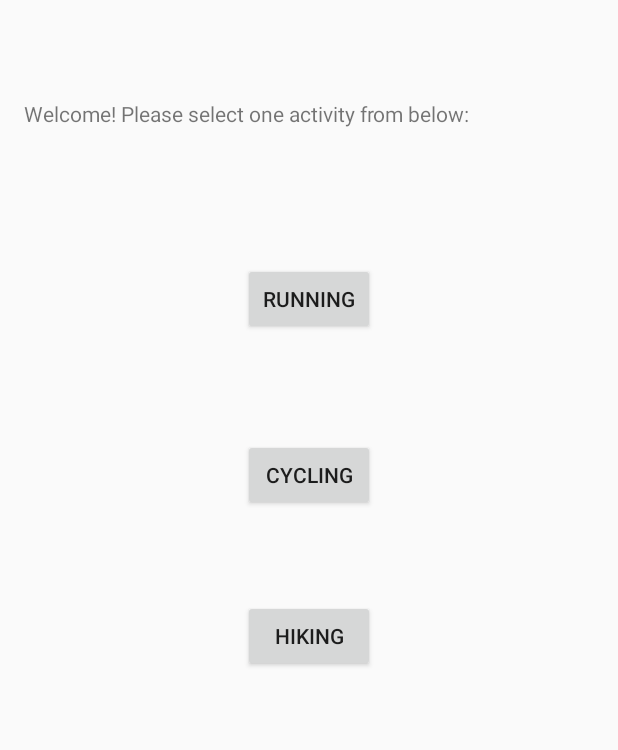
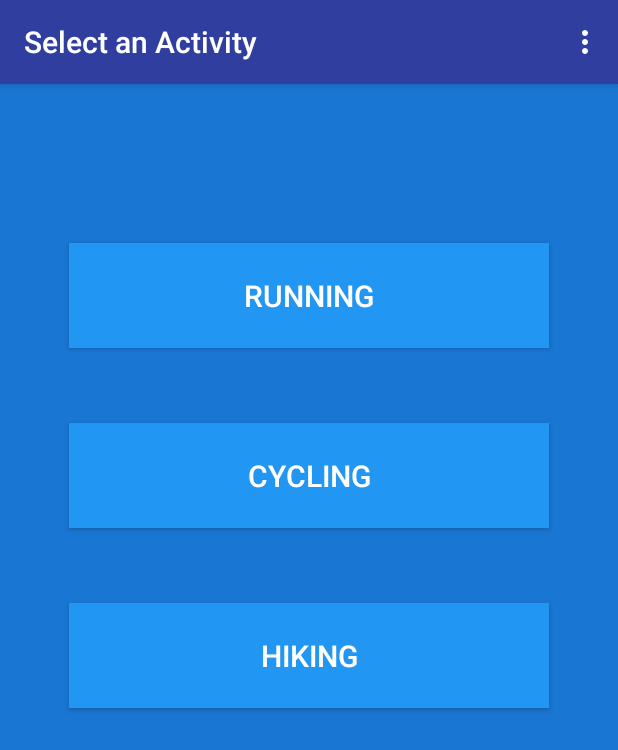
Before and after one commit to Yifei-Li/FitChallenge, an Android app: the ActivitySelection screen opened directly, with no data from a screen before it, on a phone screen of 412 x 824 dp. Shown: the top 750 px of the screen. Run offline under Robolectric (Android 15) with nearby library versions, the phone set to English and light mode, and no system bars.

Commit message:
Challenging almost works

```diff
--- a/app/src/main/AndroidManifest.xml
+++ b/app/src/main/AndroidManifest.xml
@@ -32,7 +32,8 @@
         </activity>
         <activity
             android:name=".ActivitySelection"
-            android:label="@string/title_activity_activity_selection" >
+            android:label="@string/title_activity_activity_selection"
+            android:theme="@style/CustomBlueActionBarTheme">
         </activity>
         <activity
             android:name=".SetUpActivity"
@@ -49,7 +50,7 @@
         </activity>
         <activity
             android:name=".Connecting"
-            android:label="@string/title_activity_connecting" >
+            android:label="@string/title_activity_connecting">
         </activity>
     </application>
 
--- a/app/src/main/res/layout/activity_activity_selection.xml
+++ b/app/src/main/res/layout/activity_activity_selection.xml
@@ -4,40 +4,44 @@
     android:paddingRight="@dimen/activity_horizontal_margin"
     android:paddingTop="@dimen/activity_vertical_margin"
     android:paddingBottom="@dimen/activity_vertical_margin"
-    tools:context="ca.davidvuong.fitchallenge.ActivitySelection">
-
-    <TextView android:text="@string/activity_selection" android:layout_width="wrap_content"
-        android:layout_marginTop="50dp"
-        android:layout_height="wrap_content"
-        android:id="@+id/textView" />
+    tools:context="ca.davidvuong.fitchallenge.ActivitySelection"
+    android:background = "#1976D2">
 
     <Button
-        android:layout_width="wrap_content"
-        android:layout_height="wrap_content"
+        android:layout_width="320dp"
+        android:layout_height="70dp"
         android:text="Running"
         android:id="@+id/button"
         android:layout_marginTop="90dp"
-        android:layout_below="@+id/textView"
         android:onClick="doRun"
-        android:layout_centerHorizontal="true" />
+        android:layout_centerHorizontal="true"
+        android:background="#2196F3"
+        android:textSize="20dp"
+        android:textColor="#FFFFFF" />
 
     <Button
-        android:layout_width="wrap_content"
-        android:layout_height="wrap_content"
+        android:layout_width="320dp"
+        android:layout_height="70dp"
         android:text="Cycling"
         android:id="@+id/button2"
         android:layout_below="@+id/button"
         android:layout_alignStart="@+id/button"
         android:onClick="startComp"
-        android:layout_marginTop="69dp" />
+        android:layout_marginTop="50dp"
+        android:background="#2196F3"
+        android:textSize="20dp"
+        android:textColor="#FFFFFF" />
 
     <Button
-        android:layout_width="wrap_content"
-        android:layout_height="wrap_content"
+        android:layout_width="320dp"
+        android:layout_height="70dp"
         android:text="Hiking"
         android:id="@+id/button3"
-        android:layout_marginTop="59dp"
+        android:layout_marginTop="50dp"
         android:layout_below="@+id/button2"
-        android:layout_alignStart="@+id/button2" />
+        android:layout_alignStart="@+id/button2"
+        android:background="#2196F3"
+        android:textSize="20dp"
+        android:textColor="#FFFFFF" />
 
 </RelativeLayout>
--- a/app/src/main/res/values/strings.xml
+++ b/app/src/main/res/values/strings.xml
@@ -1,10 +1,11 @@
 <resources>
     <string name="app_name">FitChallenge</string>
-    <string name="title_activity_activity_selection">ActivitySelection</string>
+    <string name="title_activity_activity_selection">Select an Activity</string>
 
     <string name="activity_selection">Welcome! Please select one activity from below:</string>
     <string name="action_settings">Settings</string>
     <string name="title_activity_set_up">SetUpActivity</string>
+    <string name="title_activity_connecting">Connecting</string>
 
     <string name="hello_world">Hello world!</string>
     <string name="title_activity_challenge_start">ChallengeStart</string>
--- a/app/src/main/res/values/styles.xml
+++ b/app/src/main/res/values/styles.xml
@@ -13,6 +13,8 @@
         </style>
 
     <color name="orange">#F89406</color>
+    <color name="blue">#303F9F</color>
+
 
         <!-- ActionBar styles -->
         <style name="MyActionBar"
@@ -21,5 +23,18 @@
             <item name="background">@color/orange</item>
         </style>
 
+    <style name="CustomBlueActionBarTheme"
+        parent="@style/Theme.AppCompat.Light.DarkActionBar">
+        <item name="android:actionBarStyle">@style/ActionBar2</item>
+        <item name="actionBarStyle">@style/ActionBar2</item>
+    </style>
+
+    <!-- ActionBar styles -->
+    <style name="ActionBar2"
+        parent="@style/Widget.AppCompat.Light.ActionBar.Solid.Inverse">
+        <item name="android:background">@color/blue</item>
+        <item name="background">@color/blue</item>
+    </style>
+
 
 </resources>
```
Also changed, not shown: app/src/main/java/ca/davidvuong/fitchallenge/ActivitySelection.java (+9 -9 lines), app/src/main/java/ca/davidvuong/fitchallenge/Connecting.java (+10 -8 lines), app/src/main/java/ca/davidvuong/fitchallenge/UserList.java (+11 -10 lines).
